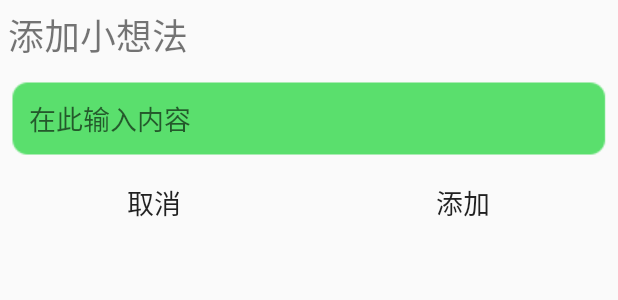
After one commit to PetitsRaids/LittleThoughts, an Android app: the layout add_thoughts_dialog.xml on its own in the app's theme, with its tools: preview values and no code run, on a phone screen of 412 x 824 dp. The commit adds this screen. Shown: the top 300 px of the screen. Run offline under Robolectric (Android 15) with nearby library versions, the phone set to English and light mode, and no system bars.

Commit message:
achieve the todo funtion, begin to write thoughts funtion

```diff
--- a/app/src/main/AndroidManifest.xml
+++ b/app/src/main/AndroidManifest.xml
@@ -1,6 +1,8 @@
 <?xml version="1.0" encoding="utf-8"?>
 <manifest xmlns:android="http://schemas.android.com/apk/res/android"
     package="com.example.littlethoughts">
+
+    <uses-permission android:name="android.permission.VIBRATE"/>
 
     <application
         android:name="org.litepal.LitePalApplication"
--- a/app/src/main/assets/litepal.xml
+++ b/app/src/main/assets/litepal.xml
@@ -3,7 +3,7 @@
 
     <dbname value="littethought" />
 
-    <version value="1" />
+    <version value="2" />
 
     <list>
         <mapping class="com.example.littlethoughts.db.TodoList"/>
--- a/app/src/main/res/layout/activity_main.xml
+++ b/app/src/main/res/layout/activity_main.xml
@@ -65,6 +65,5 @@
                 android:layout_height="wrap_content" />
         </LinearLayout>
 
-
     </android.support.design.widget.NavigationView>
 </android.support.v4.widget.DrawerLayout>
--- /dev/null
+++ b/app/src/main/res/layout/add_thoughts_dialog.xml
@@ -0,0 +1,46 @@
+<?xml version="1.0" encoding="utf-8"?>
+<LinearLayout xmlns:android="http://schemas.android.com/apk/res/android"
+    android:layout_width="match_parent"
+    android:layout_height="wrap_content"
+    android:orientation="vertical">
+
+    <TextView
+        android:layout_width="wrap_content"
+        android:layout_height="wrap_content"
+        android:layout_margin="5dp"
+        android:text="@string/add_thoughts"
+        android:textSize="24sp" />
+
+    <EditText
+        android:id="@+id/add_thoughts_content"
+        android:layout_width="match_parent"
+        android:layout_height="wrap_content"
+        android:layout_margin="5dp"
+        android:background="@drawable/edit_background"
+        android:hint="@string/add_thoughts_hint"
+        android:inputType="textMultiLine"
+        android:maxLines="6" />
+
+    <LinearLayout
+        android:layout_width="match_parent"
+        android:layout_height="wrap_content">
+
+        <Button
+            android:id="@+id/thoughts_add_cancel"
+            style="@style/Base.Widget.AppCompat.ButtonBar.AlertDialog"
+            android:layout_width="0dp"
+            android:layout_height="wrap_content"
+            android:layout_weight="1"
+            android:text="@string/cancel"
+            android:textSize="18sp" />
+
+        <Button
+            android:id="@+id/thoughts_add_sure"
+            style="@style/Base.Widget.AppCompat.ButtonBar.AlertDialog"
+            android:layout_width="0dp"
+            android:layout_height="wrap_content"
+            android:layout_weight="1"
+            android:text="@string/sure"
+            android:textSize="18sp" />
+    </LinearLayout>
+</LinearLayout>
--- a/app/src/main/res/values/strings.xml
+++ b/app/src/main/res/values/strings.xml
@@ -10,4 +10,6 @@
     <string name="cancel">取消</string>
     <string name="sure">添加</string>
     <string name="add_todo_item">添加待办事项</string>
+    <string name="add_thoughts">添加小想法</string>
+    <string name="add_thoughts_hint">在此输入内容</string>
 </resources>
```
Also changed, not shown: app/src/main/java/com/example/littlethoughts/MainActivity.java (+62 -11 lines), app/src/main/java/com/example/littlethoughts/ThoughtsFragment.java (+46 -0 lines), app/src/main/java/com/example/littlethoughts/TodoFragment.java (+22 -9 lines), app/src/main/java/com/example/littlethoughts/TodoItemCallback.java (+26 -10 lines), app/src/main/java/com/example/littlethoughts/adapter/MenuExpandableAdapter.java (+4 -9 lines), app/src/main/java/com/example/littlethoughts/adapter/ThoughtsAdapter.java (added, +59 -0 lines), app/src/main/java/com/example/littlethoughts/adapter/TodoAdapter.java (+9 -0 lines), app/src/main/java/com/example/littlethoughts/db/ThoughtsItem.java (+51 -0 lines), app/src/main/java/com/example/littlethoughts/db/TodoItem.java (+10 -0 lines), app/src/main/res/layout/thoughts_item.xml (added, +48 -0 lines), app/src/main/res/layout/thoughts_layout.xml (added, +14 -0 lines), app/src/main/res/drawable-v24/black_point.png (added), app/src/main/res/drawable-v24/edit_background.9.png (added).
